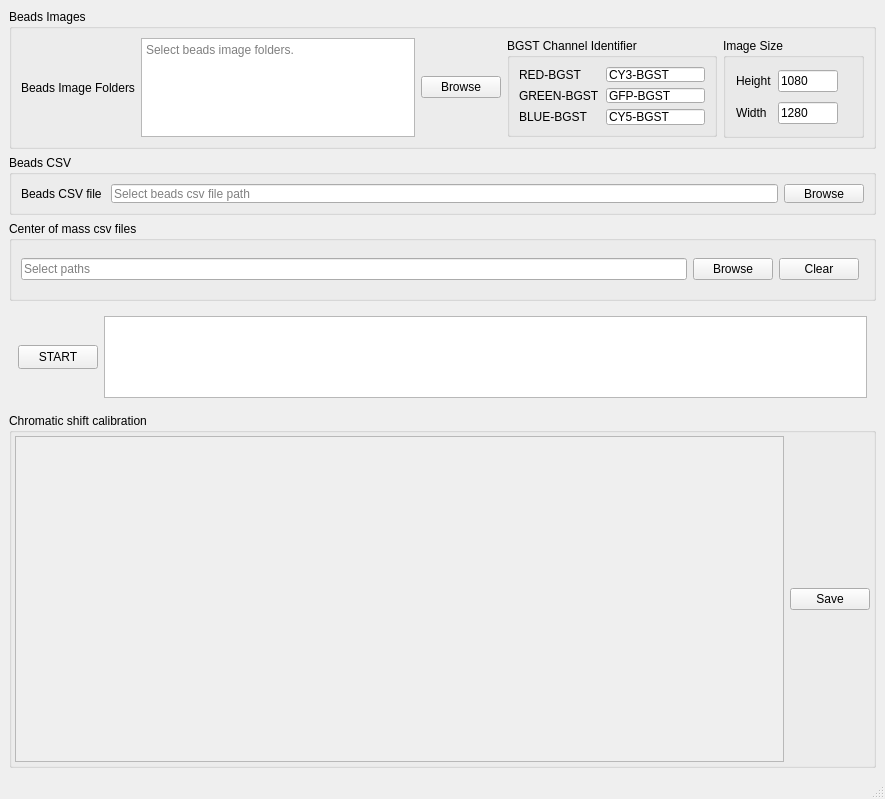
Qt form src/ui/MainWindow.ui (JiaaZe/Chromatic-shift-aberration) before a commit.
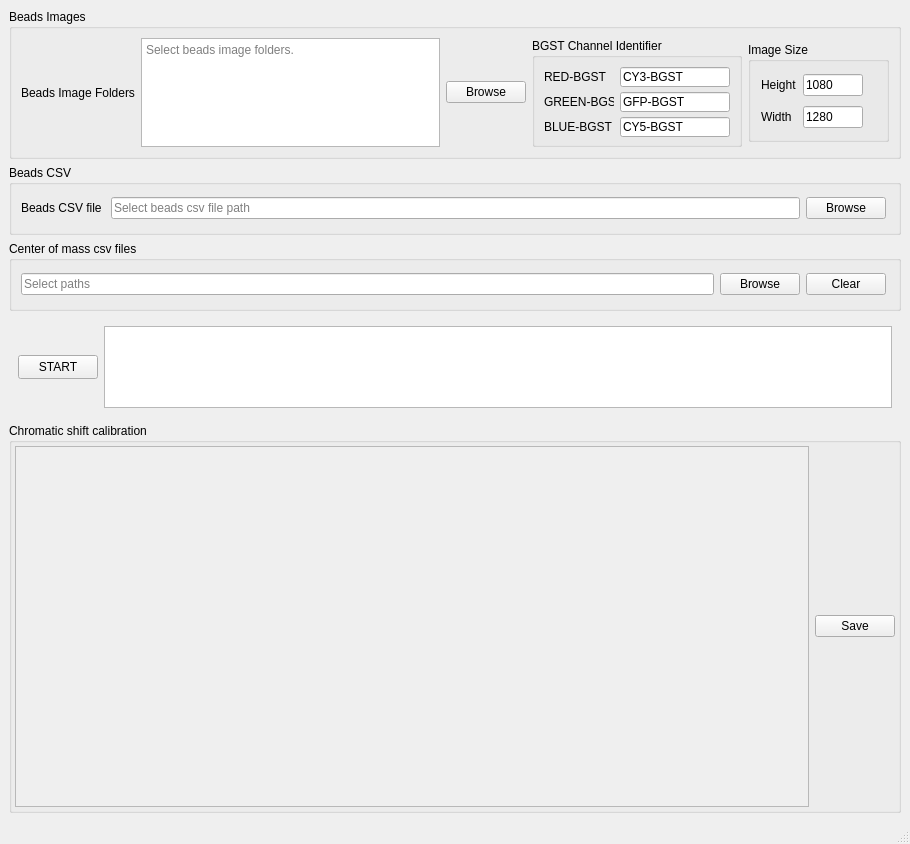
The same form after that commit.

Commit message: update ui with fixed height and width in text edits.

What changed in the file:
```diff
--- a/src/ui/MainWindow.ui
+++ b/src/ui/MainWindow.ui
@@ -6,8 +6,8 @@
    <rect>
     <x>0</x>
     <y>0</y>
-    <width>885</width>
-    <height>799</height>
+    <width>910</width>
+    <height>844</height>
    </rect>
   </property>
   <property name="windowTitle">
@@ -26,48 +26,61 @@
       <property name="minimumSize">
        <size>
         <width>0</width>
-        <height>60</height>
+        <height>70</height>
        </size>
       </property>
       <property name="maximumSize">
        <size>
         <width>16777215</width>
-        <height>60</height>
+        <height>70</height>
        </size>
       </property>
       <property name="title">
        <string>Beads CSV</string>
       </property>
       <layout class="QGridLayout" name="gridLayout_2">
-       <item row="0" column="1">
-        <widget class="QLineEdit" name="beads_csv_path">
-         <property name="inputMask">
-          <string/>
-         </property>
-         <property name="text">
-          <string/>
-         </property>
-         <property name="dragEnabled">
-          <bool>false</bool>
-         </property>
-         <property name="placeholderText">
-          <string>Select beads csv file path</string>
-         </property>
-        </widget>
-       </item>
-       <item row="0" column="2">
-        <widget class="QPushButton" name="btn_beadscsv_browse">
-         <property name="text">
-          <string>Browse</string>
-         </property>
-        </widget>
-       </item>
        <item row="0" column="0">
-        <widget class="QLabel" name="label_7">
-         <property name="text">
-          <string>Beads CSV file </string>
+        <layout class="QHBoxLayout" name="horizontalLayout_2">
+         <property name="topMargin">
+          <number>3</number>
          </property>
-        </widget>
+         <property name="rightMargin">
+          <number>3</number>
+         </property>
+         <property name="bottomMargin">
+          <number>3</number>
+         </property>
+         <item>
+          <widget class="QLabel" name="label_7">
+           <property name="text">
+            <string>Beads CSV file </string>
+           </property>
+          </widget>
+         </item>
+         <item>
+          <widget class="QLineEdit" name="beads_csv_path">
+           <property name="inputMask">
+            <string/>
+           </property>
+           <property name="text">
+            <string/>
+           </property>
+           <property name="dragEnabled">
+            <bool>false</bool>
+           </property>
+           <property name="placeholderText">
+            <string>Select beads csv file path</string>
+           </property>
+          </widget>
+         </item>
+         <item>
+          <widget class="QPushButton" name="btn_beadscsv_browse">
+           <property name="text">
+            <string>Browse</string>
+           </property>
+          </widget>
+         </item>
+        </layout>
        </item>
       </layout>
      </widget>
@@ -83,38 +96,38 @@
       <property name="minimumSize">
        <size>
         <width>0</width>
-        <height>80</height>
+        <height>70</height>
        </size>
       </property>
       <property name="maximumSize">
        <size>
         <width>16777215</width>
-        <height>80</height>
+        <height>70</height>
        </size>
       </property>
       <property name="title">
        <string>Center of mass csv files</string>
       </property>
-      <layout class="QVBoxLayout" name="verticalLayout_3">
+      <layout class="QGridLayout" name="gridLayout_5">
        <property name="topMargin">
         <number>4</number>
        </property>
        <property name="bottomMargin">
         <number>4</number>
        </property>
-       <item>
+       <item row="0" column="0">
         <layout class="QHBoxLayout" name="horizontalLayout_3">
          <property name="leftMargin">
           <number>0</number>
          </property>
          <property name="topMargin">
-          <number>5</number>
+          <number>3</number>
          </property>
          <property name="rightMargin">
-          <number>5</number>
+          <number>3</number>
          </property>
          <property name="bottomMargin">
-          <number>5</number>
+          <number>3</number>
          </property>
          <item>
           <widget class="QLineEdit" name="target_csv_path">
@@ -259,8 +272,8 @@
             <rect>
              <x>0</x>
              <y>0</y>
-             <width>774</width>
-             <height>330</height>
+             <width>799</width>
+             <height>365</height>
             </rect>
            </property>
           </widget>
@@ -281,13 +294,13 @@
       <property name="minimumSize">
        <size>
         <width>0</width>
-        <height>140</height>
+        <height>150</height>
        </size>
       </property>
       <property name="maximumSize">
        <size>
         <width>16777215</width>
-        <height>140</height>
+        <height>150</height>
        </size>
       </property>
       <property name="title">
@@ -344,6 +357,18 @@
             </property>
             <item row="0" column="0">
              <widget class="QLabel" name="label_13">
+              <property name="minimumSize">
+               <size>
+                <width>36</width>
+                <height>22</height>
+               </size>
+              </property>
+              <property name="maximumSize">
+               <size>
+                <width>36</width>
+                <height>22</height>
+               </size>
+              </property>
               <property name="text">
                <string>Height</string>
               </property>
@@ -354,13 +379,13 @@
               <property name="minimumSize">
                <size>
                 <width>60</width>
-                <height>0</height>
+                <height>22</height>
                </size>
               </property>
               <property name="maximumSize">
                <size>
                 <width>60</width>
-                <height>16777215</height>
+                <height>22</height>
                </size>
               </property>
               <property name="text">
@@ -370,6 +395,18 @@
             </item>
             <item row="1" column="0">
              <widget class="QLabel" name="label_19">
+              <property name="minimumSize">
+               <size>
+                <width>36</width>
+                <height>22</height>
+               </size>
+              </property>
+              <property name="maximumSize">
+               <size>
+                <width>36</width>
+                <height>22</height>
+               </size>
+              </property>
               <property name="text">
                <string>Width</string>
               </property>
@@ -380,13 +417,13 @@
               <property name="minimumSize">
                <size>
                 <width>60</width>
-                <height>0</height>
+                <height>22</height>
                </size>
               </property>
               <property name="maximumSize">
                <size>
                 <width>60</width>
-                <height>16777215</height>
+                <height>22</height>
                </size>
               </property>
               <property name="text">
@@ -425,9 +462,21 @@
          </property>
          <layout class="QGridLayout" name="gridLayout_11">
           <item row="0" column="0">
-           <layout class="QFormLayout" name="formLayout_2">
+           <layout class="QGridLayout" name="gridLayout_4">
             <item row="0" column="0">
              <widget class="QLabel" name="label_9">
+              <property name="minimumSize">
+               <size>
+                <width>70</width>
+                <height>20</height>
+               </size>
+              </property>
+              <property name="maximumSize">
+               <size>
+                <width>70</width>
+                <height>20</height>
+               </size>
+              </property>
               <property name="text">
                <string>RED-BGST</string>
               </property>
@@ -435,6 +484,24 @@
             </item>
             <item row="0" column="1">
              <widget class="QLineEdit" name="red_bgst_identifier">
+              <property name="sizePolicy">
+               <sizepolicy hsizetype="Ignored" vsizetype="Ignored">
+                <horstretch>0</horstretch>
+                <verstretch>0</verstretch>
+               </sizepolicy>
+              </property>
+              <property name="minimumSize">
+               <size>
+                <width>0</width>
+                <height>20</height>
+               </size>
+              </property>
+              <property name="maximumSize">
+               <size>
+                <width>16777215</width>
+                <height>20</height>
+               </size>
+              </property>
               <property name="text">
                <string>CY3-BGST</string>
               </property>
@@ -442,6 +509,18 @@
             </item>
             <item row="1" column="0">
              <widget class="QLabel" name="label_10">
+              <property name="minimumSize">
+               <size>
+                <width>70</width>
+                <height>20</height>
+               </size>
+              </property>
+              <property name="maximumSize">
+               <size>
+                <width>70</width>
+                <height>20</height>
+               </size>
+              </property>
               <property name="text">
                <string>GREEN-BGST</string>
               </property>
@@ -449,6 +528,18 @@
             </item>
             <item row="1" column="1">
              <widget class="QLineEdit" name="green_bgst_identifier">
+              <property name="minimumSize">
+               <size>
+                <width>0</width>
+                <height>20</height>
+               </size>
+              </property>
+              <property name="maximumSize">
+               <size>
+                <width>16777215</width>
+                <height>20</height>
+               </size>
+              </property>
               <property name="text">
                <string>GFP-BGST</string>
               </property>
@@ -456,6 +547,18 @@
             </item>
             <item row="2" column="0">
              <widget class="QLabel" name="label_11">
+              <property name="minimumSize">
+               <size>
+                <width>70</width>
+                <height>20</height>
+               </size>
+              </property>
+              <property name="maximumSize">
+               <size>
+                <width>70</width>
+                <height>20</height>
+               </size>
+              </property>
               <property name="text">
                <string>BLUE-BGST</string>
               </property>
@@ -463,6 +566,18 @@
             </item>
             <item row="2" column="1">
              <widget class="QLineEdit" name="blue_bgst_identifier">
+              <property name="minimumSize">
+               <size>
+                <width>0</width>
+                <height>20</height>
+               </size>
+              </property>
+              <property name="maximumSize">
+               <size>
+                <width>16777215</width>
+                <height>20</height>
+               </size>
+              </property>
               <property name="text">
                <string>CY5-BGST</string>
               </property>
```
The commit also changes 1 other file.
